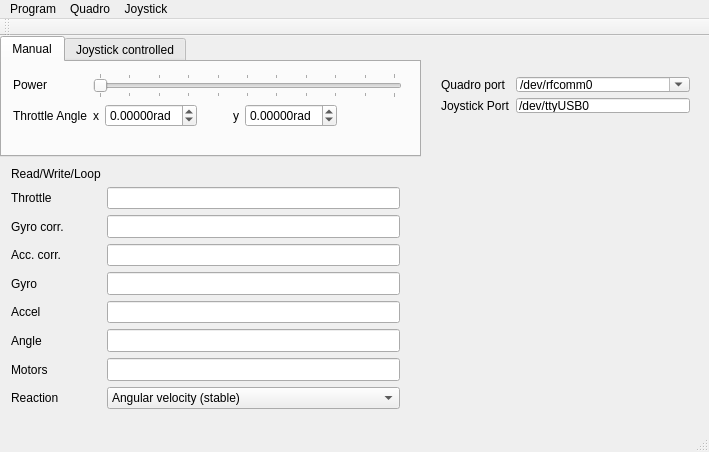
The window that control/qt/quadro.ui (it-workshop/Quadrocopter) describes before a commit, drawn with Qt 5.
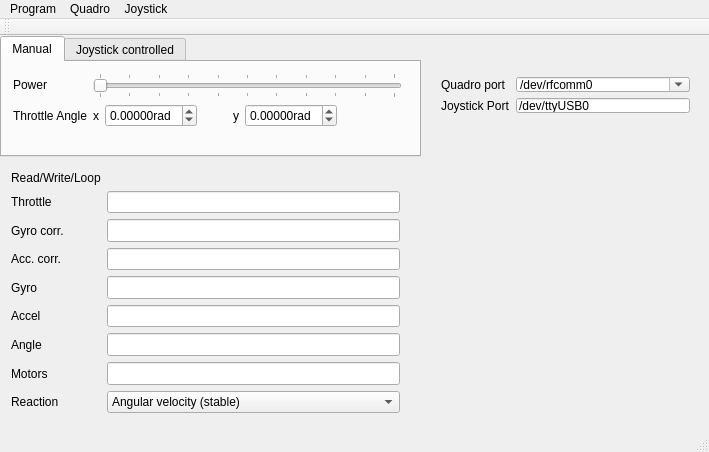
The same window after the commit.

The edit to the form file:
```diff
--- a/control/qt/quadro.ui
+++ b/control/qt/quadro.ui
@@ -273,7 +273,7 @@
     <property name="geometry">
      <rect>
       <x>0</x>
-      <y>120</y>
+      <y>124</y>
       <width>411</width>
       <height>264</height>
      </rect>
```
